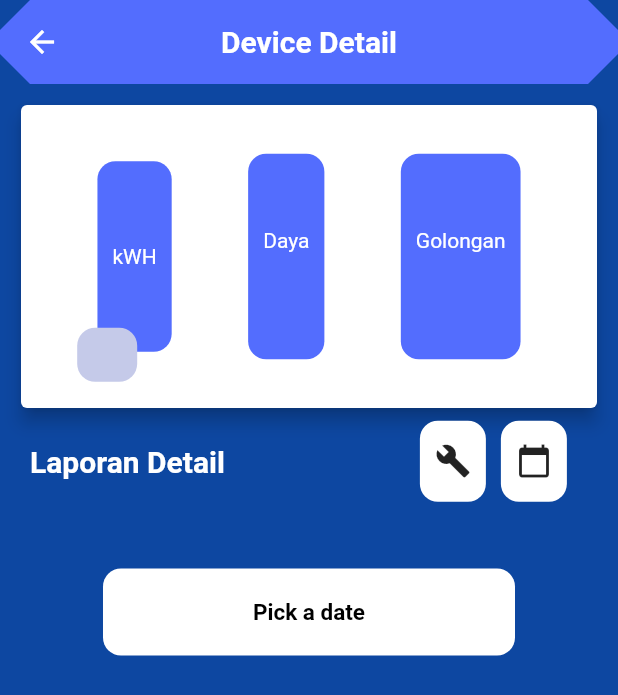
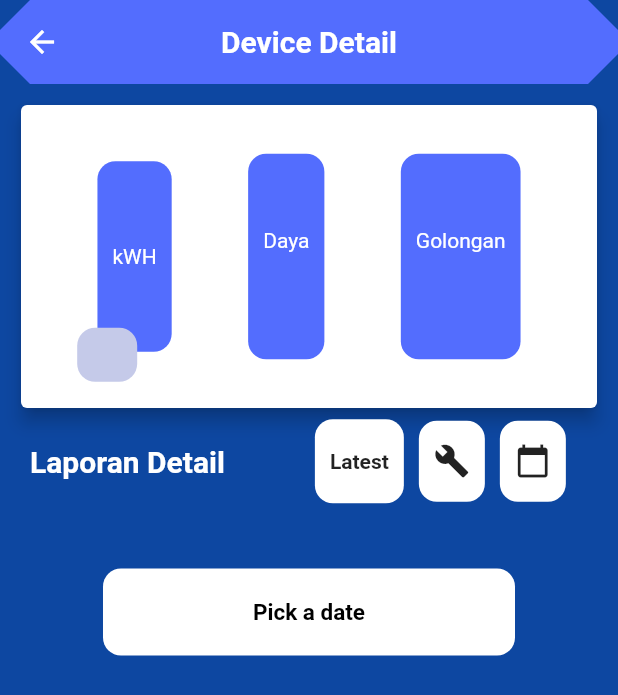
Before and after one commit to yanaidul/Tubessss, a Flutter app: the DetailMeteran screen opened directly with empty values, on a phone screen of 412 x 824 dp. Shown: the top 695 px of the screen. Run offline on Flutter 3.47's test engine with Material 2 defaults, Android fonts, the phone set to English and light mode, and no system bars; network calls fail.

Commit message:
New Button in Device Detail

```diff
--- a/lib/detailmeteran.dart
+++ b/lib/detailmeteran.dart
@@ -192,7 +192,7 @@ class _DetailMeteranState extends State<DetailMeteran> {
         Row(
           children: <Widget>[
             Container(
-              padding: EdgeInsets.fromLTRB(20, 20, 130, 20),
+              padding: EdgeInsets.fromLTRB(20, 20, 60, 20),
               child: Text(
                   'Laporan Detail',
                   style: TextStyle(
@@ -202,6 +202,23 @@ class _DetailMeteranState extends State<DetailMeteran> {
                   ),
                 ),
               ),
+            InkWell(
+              onTap:(){},
+              child: Container(
+                decoration: BoxDecoration(
+                  shape: BoxShape.rectangle,
+                  color: Colors.white,
+                  borderRadius: BorderRadius.circular(12),
+                ),
+                padding: EdgeInsets.fromLTRB(10, 20, 10, 20),
+                child: Text('Latest',
+                  style: TextStyle(
+                    fontWeight: FontWeight.bold,
+                  )
+                ),
+              ),
+            ),
+            SizedBox(width: 10),
             InkWell(
               onTap:(){
                 createAlertDialog(context).then((namaBaru){
```
Also changed, not shown: lib/home.dart (indentation only).
